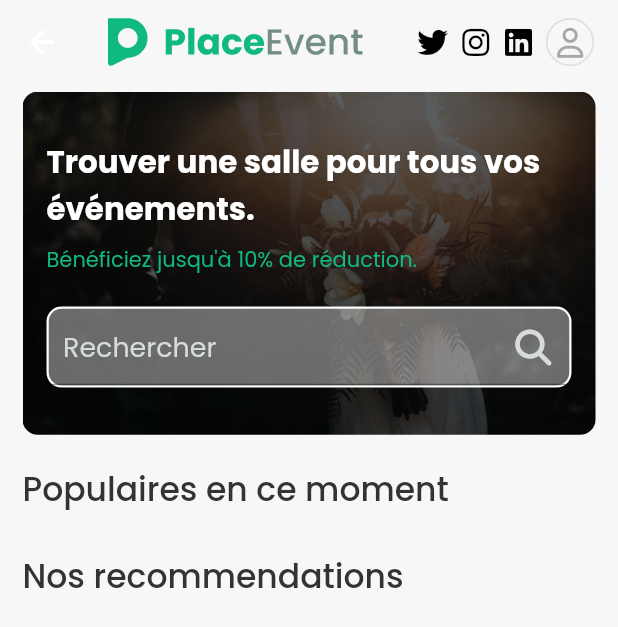
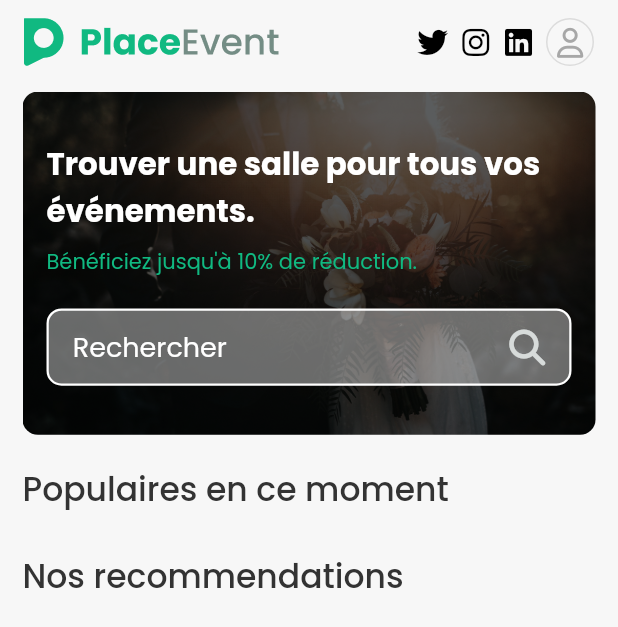
Before and after one commit to Domiynsbelhanda/location-salle, a Flutter app: the HomePage screen opened directly, on a phone screen of 412 x 824 dp. Shown: the top 627 px of the screen. Run offline on Flutter 3.47's test engine with Material 2 defaults, Android fonts, the phone set to English and light mode, and no system bars; our stand-ins replace badges, cached_network_image, carousel_slider, device_info_plus, dio, flutter_secure_storage and 5 more; missing offline and left inert: flutter_share, label_marker; accounts and stored records are empty; network calls fail.

Commit message:
[STYLE] Search input

```diff
--- a/lib/screens/home.dart
+++ b/lib/screens/home.dart
@@ -47,6 +47,7 @@ class _HomePageState extends State<HomePage> {
             pinned: true,
             snap: true,
             floating: true,
+            automaticallyImplyLeading: false,
             title: getAppBar(),
           ),
           SliverToBoxAdapter(
@@ -109,6 +110,8 @@ class _HomePageState extends State<HomePage> {
 
             Consumer<Auth>(
               builder: (context, auth, child){
+                return Consumer<Datas>(
+                builder: (context, datas, child){
                   return UserBox(
                     //auth.user.email
                     notifiedNumber: auth.authenticated ? 1 : 0,
@@ -116,7 +119,7 @@ class _HomePageState extends State<HomePage> {
                       if(auth.authenticated){
                         Navigator.of(context).push(
                             MaterialPageRoute(builder: (context) =>
-                              RootApp(tab: 3, error: false,))
+                                RootApp(tab: 3, error: false, user: auth.user, rooms: datas.rooms,))
                         );
                       } else {
                         Navigator.of(context).push(
@@ -125,6 +128,7 @@ class _HomePageState extends State<HomePage> {
                       }
                     },
                   );
+                });
               },
             )
           ],
@@ -179,7 +183,19 @@ class _HomePageState extends State<HomePage> {
 
                         SizedBox(height: width(context) / 20),
 
-                        Container(
+                        Consumer<Datas>(
+                          builder: (context, datas, child){
+                            return GestureDetector(
+                              onTap: ()=>Navigator.push(
+                                context,
+                                MaterialPageRoute(builder: (context) => RootApp(
+                                  error: false,
+                                  tab: 1,
+                                  rooms: datas.rooms,
+                                )),
+                              ),
+                              child: Container(
+                                height: width(context) / 8,
                                 decoration: BoxDecoration(
                                   borderRadius: BorderRadius.circular(10.0),
                                   color: Colors.white.withOpacity(0.4),
@@ -189,46 +205,28 @@ class _HomePageState extends State<HomePage> {
                                     width: 1.5,
                                   ),
                                 ),
-                          child: Consumer<Datas>(
-                            builder: (context, datas, child){
-                              return TextField(
-                                controller: search,
+                                child: Padding(
+                                  padding: const EdgeInsets.only(left: 16.0, right: 16.0),
+                                  child: Row(
+                                    mainAxisAlignment: MainAxisAlignment.spaceBetween,
+                                    children: [
+                                      Text(
+                                        'Rechercher',
                                         style: TextStyle(
-                                    color: tertColor,
-                                    fontSize: width(context) / 23
+                                          color: Colors.white,
+                                          fontSize: 18.0
                                         ),
-                                decoration: InputDecoration(
-                                    hintText: '  Rechercher',
-                                    hintStyle: TextStyle(
-                                        color: tertColor,
-                                        fontSize: width(context) / 23
                                       ),
-                                    suffixIcon: IconButton(
-                                        onPressed: (){
-                                          if(search.text.trim().isNotEmpty){
-                                            List<Rooms>? contain = datas.rooms
-                                                .where((element) => element.title.toLowerCase()
-                                                .contains(search.text.trim().toLowerCase())).toList();
-
-                                            Navigator.push(
-                                              context,
-                                              MaterialPageRoute(builder: (context) => RootApp(
-                                                error: false,
-                                                tab: 1,
-                                                rooms: contain,
-                                              )),
-                                            );
-                                          }
-                                        },
-                                        icon: Icon(
+                                      Icon(
                                         FontAwesomeIcons.magnifyingGlass,
                                         color: tertColor,
                                       )
-                                    )
+                                    ],
+                                  ),
+                                ),
                               ),
                             );
                           },
-                          )
                         )
                       ],
                     ),
--- a/pubspec.yaml
+++ b/pubspec.yaml
@@ -56,6 +56,7 @@ dependencies:
   intl: ^0.17.0
   dialogs: ^0.0.7
   splashscreen: ^1.3.5
+  filter_list: ^1.0.2
 
 dev_dependencies:
   flutter_test:
```
Also changed, not shown: pubspec.lock. Lines whose indentation alone changed are shown as unchanged.
